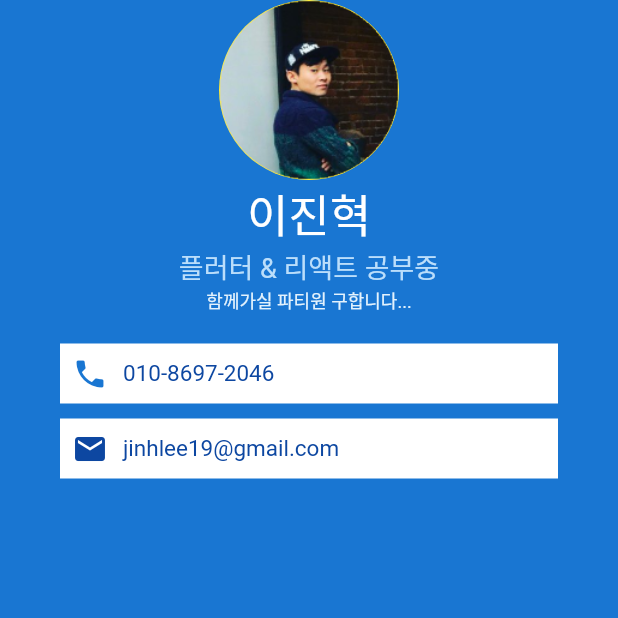
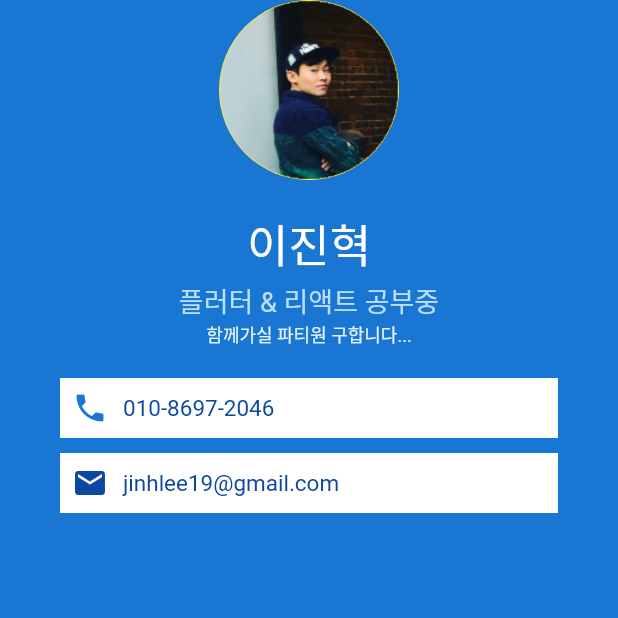
Before and after one commit to jinhlee19/flutter-playground, a Flutter app: the screen it shows after launch, on a phone screen of 412 x 824 dp, the top half of it. Run offline on Flutter 3.47's test engine with Material 2 defaults, Android fonts, the light colour scheme and no system bars; Roboto replaces fonts that are missing (Cafe24SsurroundAir).

```diff
--- a/mi_card/lib/main.dart
+++ b/mi_card/lib/main.dart
@@ -17,6 +17,9 @@ class MyApp extends StatelessWidget {
               // backgroundImage: NetworkImage("https://via.placeholder.com/100"),
               backgroundImage: AssetImage('images/avatar.png'),
             ),
+            SizedBox(
+              height: 20,
+            ),
             Text(
               "이진혁",
               style: TextStyle(
@@ -24,6 +27,9 @@ class MyApp extends StatelessWidget {
                 fontSize: 30,
                 color: Colors.white,
               ), // Text Style
+            ),
+            SizedBox(
+              height: 3,
             ), // Text
             Text(
               "플러터 & 리액트 공부중",
```
